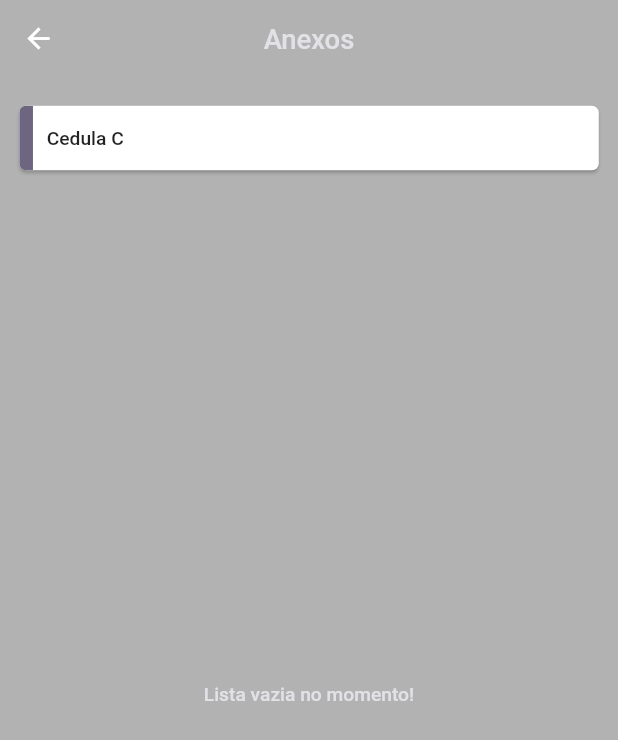
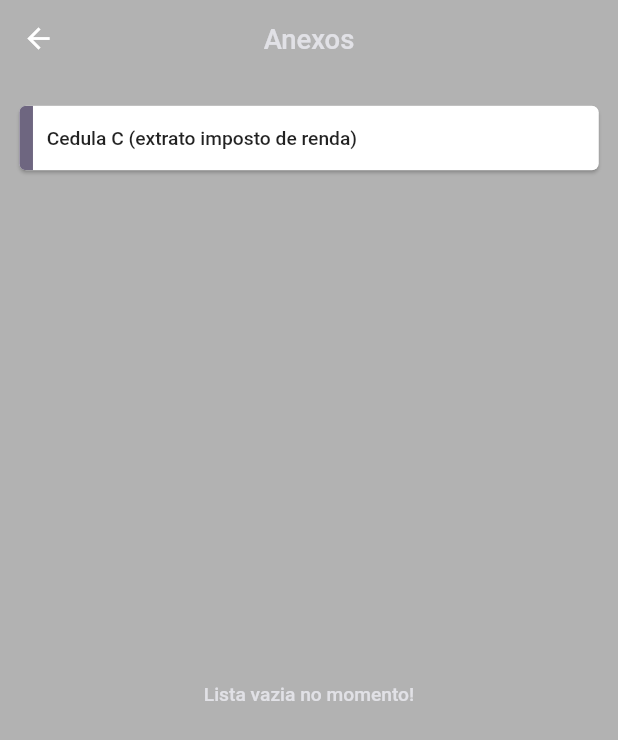
Before and after one commit to Thiagodev7/gpMobile, a Flutter app: the ListarDocWidget screen opened directly, on a phone screen of 412 x 824 dp. Shown: the top 740 px of the screen. Run offline on Flutter 3.47's test engine with Material 2 defaults, Android fonts, the light colour scheme and no system bars; drawn by our look-alikes of pull_to_refresh; our stand-ins replace bubble, equatable, expandable, flutter_bloc, flutter_conditional_rendering, flutter_easyrefresh and 16 more; missing offline and left inert: bloc_pattern, clay_containers_plus, dart_ipify, desktop_window, flutter_search_bar, gradient_input_border and 8 more; accounts and stored records are empty.

Commit message:
Correção de bugs 10/12

```diff
--- a/lib/src/pages/documentos/view/ListarDocWidget.dart
+++ b/lib/src/pages/documentos/view/ListarDocWidget.dart
@@ -169,7 +169,8 @@ class _ListarDocWidgetState extends State<ListarDocWidget> {
                                   mainAxisAlignment: MainAxisAlignment.center,
                                   crossAxisAlignment: CrossAxisAlignment.start,
                                   children: [
-                                    new Text("Cedula C",
+                                    new Text(
+                                        "Cedula C (extrato imposto de renda)",
                                         style: Theme.of(context)
                                             .textTheme
                                             .bodyText1),
@@ -411,7 +412,7 @@ class _ListarDocWidgetState extends State<ListarDocWidget> {
                               mainAxisAlignment: MainAxisAlignment.center,
                               crossAxisAlignment: CrossAxisAlignment.start,
                               children: [
-                                new Text("Cedula C",
+                                new Text("Cedula C (extrato imposto de renda)",
                                     style:
                                         Theme.of(context).textTheme.bodyText1),
                               ],
@@ -565,7 +566,7 @@ class _ListarDocWidgetState extends State<ListarDocWidget> {
                               mainAxisAlignment: MainAxisAlignment.center,
                               crossAxisAlignment: CrossAxisAlignment.start,
                               children: [
-                                new Text("Cedula C",
+                                new Text("Cedula C (extrato imposto de renda)",
                                     style:
                                         Theme.of(context).textTheme.bodyText1),
                               ],
```
Also changed, not shown: 5 other files.
